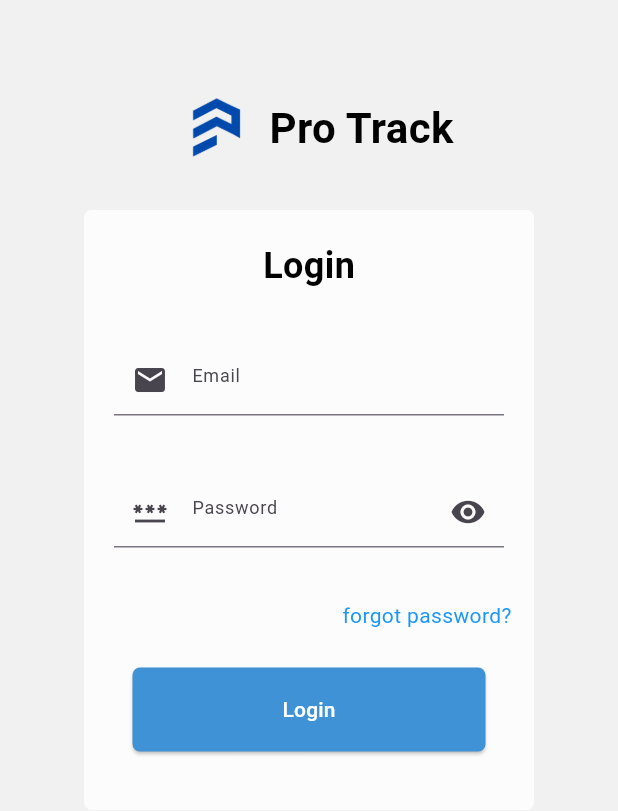
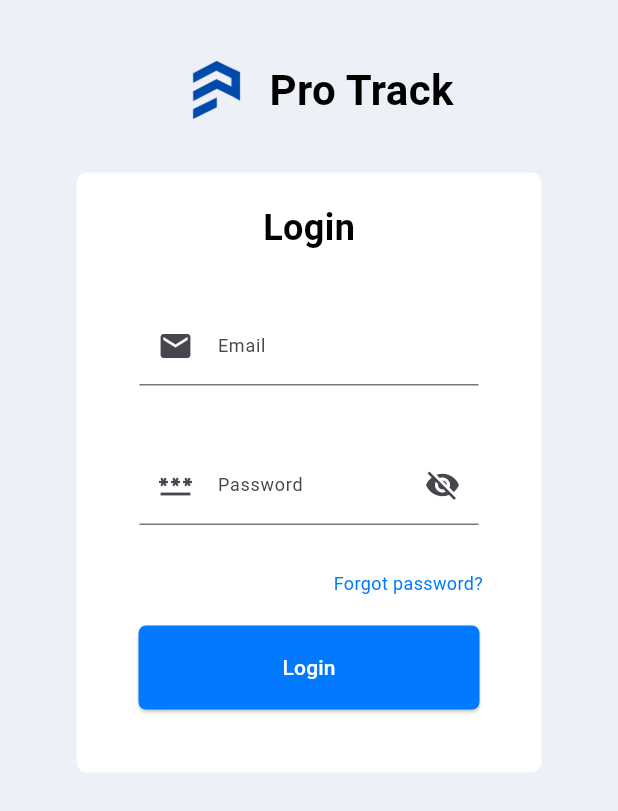
Before and after one commit to jais0505/ProTrack, a Flutter app: the screen it shows after launch, on a phone screen of 412 x 824 dp. Shown: the top 811 px of the screen. Run offline on Flutter 3.47's test engine with Material 3 defaults, Android fonts, the phone set to English and light mode, and no system bars; our stand-ins replace supabase_flutter; accounts and stored records are empty.

Commit message:
Commit Message

```diff
--- a/Project/protrack_admin/lib/components/appbar.dart
+++ b/Project/protrack_admin/lib/components/appbar.dart
@@ -7,7 +7,7 @@ class Appbar1 extends StatelessWidget {
   Widget build(BuildContext context) {
     return Container(
         height: 50,
-        decoration: BoxDecoration(color: const Color(0xFFEEEEEEE)),
+        decoration: BoxDecoration(color: Color(0xFFFFFFFF)),
         child: Row(
           mainAxisAlignment: MainAxisAlignment.end,
           children: [
--- a/Project/protrack_admin/lib/screens/login.dart
+++ b/Project/protrack_admin/lib/screens/login.dart
@@ -9,18 +9,18 @@ class AdminLogin extends StatefulWidget {
 }
 
 class _AdminLoginState extends State<AdminLogin> {
+  bool passkey = true;
   @override
   Widget build(BuildContext context) {
     return Scaffold(
       body: Container(
-        decoration:
-            BoxDecoration(color: const Color.fromARGB(255, 242, 241, 241)),
+        decoration: BoxDecoration(color: Color(0xFFEDF0F6)),
         child: Form(
             child: Center(
           child: Column(
             children: [
               SizedBox(
-                height: 50,
+                height: 25,
               ),
               Row(
                 mainAxisAlignment: MainAxisAlignment.center,
@@ -47,11 +47,11 @@ class _AdminLoginState extends State<AdminLogin> {
                 height: 20,
               ),
               Container(
-                width: 300,
+                width: 310,
                 height: 400,
                 decoration: BoxDecoration(
-                  borderRadius: BorderRadius.circular(5),
-                  color: const Color.fromARGB(196, 255, 255, 255),
+                  borderRadius: BorderRadius.circular(7),
+                  color: Color(0xFFFFFFFF),
                 ),
                 child: Column(
                   children: [
@@ -71,38 +71,55 @@ class _AdminLoginState extends State<AdminLogin> {
                     ),
                     Padding(
                       padding: const EdgeInsets.all(20.0),
+                      child: Padding(
+                        padding: const EdgeInsets.only(left: 22, right: 22),
                         child: TextFormField(
                           decoration: InputDecoration(
-                            hintStyle: TextStyle(fontSize: 12),
-                            hintText: 'Email',
+                              labelText: "Email",
+                              labelStyle: TextStyle(fontSize: 12),
+                              hintStyle: TextStyle(fontSize: 11),
+                              hintText: 'Enter your email',
                               border: UnderlineInputBorder(),
                               prefixIcon: Icon(Icons.email)),
                         ),
                       ),
+                    ),
                     Padding(
                       padding: const EdgeInsets.all(20.0),
+                      child: Padding(
+                        padding: const EdgeInsets.only(left: 22, right: 22),
                         child: TextFormField(
                           decoration: InputDecoration(
-                            hintStyle: TextStyle(fontSize: 12),
-                            hintText: 'Password',
+                              labelText: 'Password',
+                              labelStyle: TextStyle(fontSize: 12),
+                              hintStyle: TextStyle(fontSize: 11),
+                              hintText: 'Enter your password',
                               border: UnderlineInputBorder(),
                               prefixIcon: Icon(Icons.password),
                               suffixIcon: IconButton(
-                              icon: Icon(Icons.visibility),
-                              onPressed: () {},
+                                icon: Icon(passkey
+                                    ? Icons.visibility_off
+                                    : Icons.visibility),
+                                onPressed: () {
+                                  setState(() {
+                                    passkey = !passkey;
+                                  });
+                                },
                               )),
+                          obscureText: passkey,
+                        ),
                       ),
                     ),
                     Row(
                       mainAxisAlignment: MainAxisAlignment.end,
                       children: [
                         Padding(
-                          padding: const EdgeInsets.all(15.0),
+                          padding: const EdgeInsets.only(
+                              right: 39, top: 10, bottom: 10),
                           child: Text(
-                            'forgot password?',
+                            'Forgot password?',
                             style: TextStyle(
-                              color: const Color.fromARGB(255, 27, 150, 250),
-                            ),
+                                color: Color(0xFF017AFF), fontSize: 12),
                           ),
                         ),
                       ],
@@ -111,10 +128,9 @@ class _AdminLoginState extends State<AdminLogin> {
                       padding: const EdgeInsets.all(10.0),
                       child: ElevatedButton(
                           style: ElevatedButton.styleFrom(
-                              backgroundColor:
-                                  const Color.fromARGB(255, 64, 146, 214),
+                              backgroundColor: Color(0xFF017AFF),
                               padding: EdgeInsets.symmetric(
-                                  horizontal: 100, vertical: 18),
+                                  horizontal: 96, vertical: 18),
                               shape: RoundedRectangleBorder(
                                   borderRadius: BorderRadius.circular(5))),
                           onPressed: () {
--- a/Project/protrack_admin/pubspec.yaml
+++ b/Project/protrack_admin/pubspec.yaml
@@ -9,6 +9,7 @@ environment:
 dependencies:
   flutter:
     sdk: flutter
+  supabase_flutter: ^2.8.3
 
 dev_dependencies:
   flutter_test:
```
Also changed, not shown: Project/protrack_admin/lib/components/sidebar.dart (+18 -3 lines), Project/protrack_admin/lib/main.dart (+9 -1 lines), Project/protrack_admin/lib/screens/dashboard.dart (+14 -3 lines), Project/protrack_admin/lib/screens/managefiletype.dart (added, +12 -0 lines), Project/protrack_admin/lib/screens/manageproject.dart (added, +12 -0 lines), Project/protrack_admin/lib/screens/managetechnology.dart (added, +12 -0 lines), Project/protrack_admin/lib/screens/manageyear.dart (added, +122 -0 lines), Project/protrack_admin/lib/screens/viewstudents.dart (renamed from Project/protrack_admin/lib/screens/managestudents.dart), Project/protrack_admin/pubspec.lock, 5 other files. Lines whose indentation alone changed are shown as unchanged.
